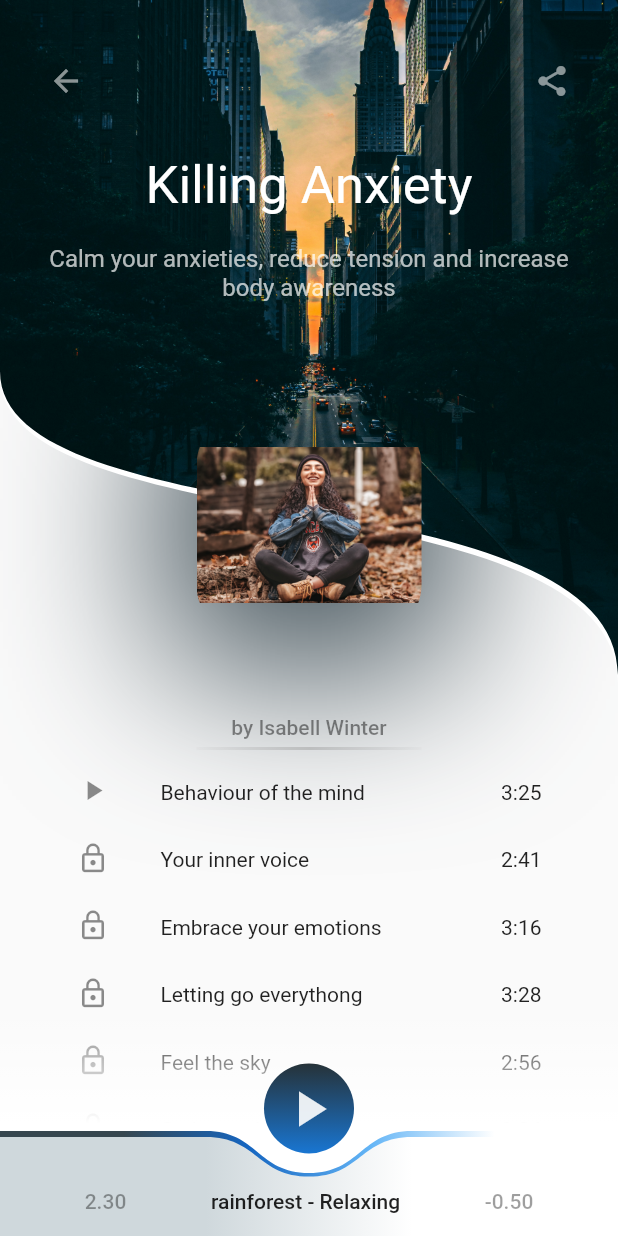
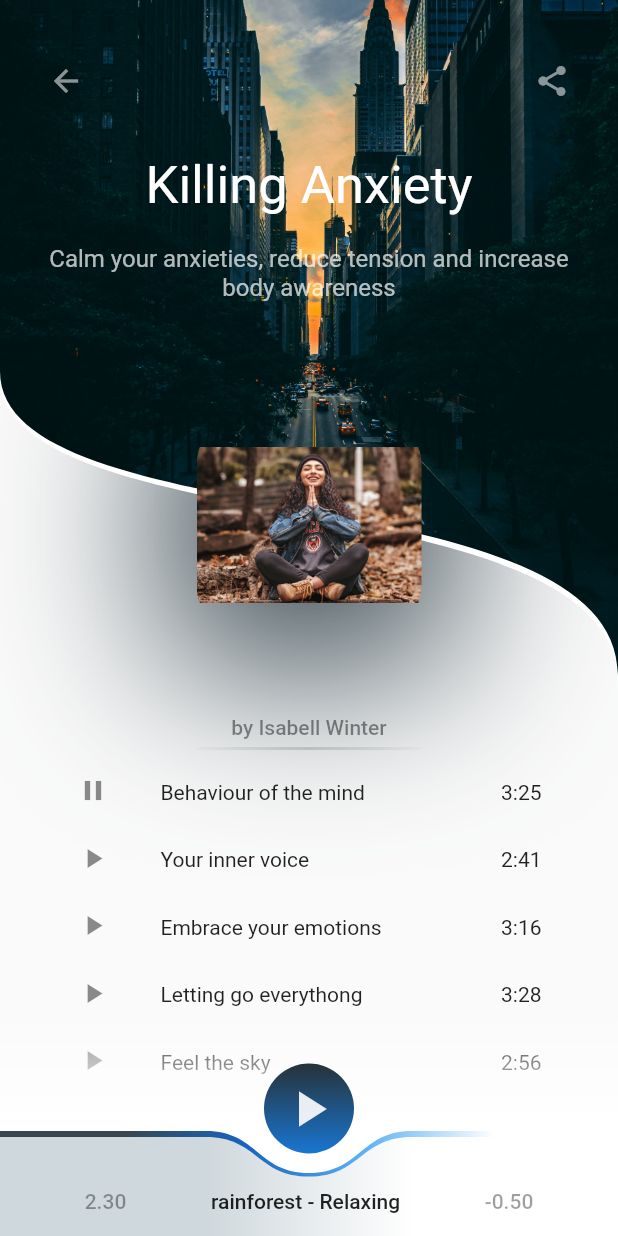
Before and after one commit to stuti1402/CalmU, a Flutter app: the Detail screen opened directly, after a tap on the "play arrow" icon, on a phone screen of 412 x 824 dp. Run offline on Flutter 3.47's test engine with Material 2 defaults, Android fonts, the phone set to English and light mode, and no system bars; our stand-ins replace audioplayers.

Commit message:
Play Buttton

```diff
--- a/lib/deatil.dart
+++ b/lib/deatil.dart
@@ -1,4 +1,10 @@
+import 'package:audioplayers/audioplayers.dart';
 import 'package:flutter/material.dart';
+
+Map audioData = {
+  'url':
+      'https://thegrowingdeveloper.org/files/audios/quiet-time.mp3?b4869097e4'
+};
 
 class Song {
   final String name;
@@ -136,6 +142,9 @@ class CustomBottomBar extends StatelessWidget {
 }
 
 class PlayButton extends StatelessWidget {
+  AudioPlayer audioPlayer = new AudioPlayer();
+  bool playing = false;
+
   @override
   Widget build(BuildContext context) {
     return Positioned(
@@ -156,15 +165,34 @@ class PlayButton extends StatelessWidget {
           ),
         ),
         child: IconButton(
-          onPressed: () {},
+          onPressed: () {
+            getAudio();
+          },
           icon: Icon(
-            Icons.play_arrow,
+            playing == false ? Icons.play_arrow : Icons.pause,
             color: Colors.white.withOpacity(.9),
             size: 40.0,
           ),
         ),
       ),
     );
+  }
+
+  void getAudio() async {
+    var url =
+        "https://thegrowingdeveloper.org/files/audios/quiet-time.mp3?b4869097e4";
+    if (playing) {
+      var res = await audioPlayer.pause();
+      if (res == 1) {
+        playing = false;
+      }
+    } else {
+      var res = await audioPlayer.play(url);
+
+      if (res == 1) {
+        playing = true;
+      }
+    }
   }
 }
 
@@ -188,7 +216,7 @@ class CustomBody extends StatelessWidget {
               itemExtent: 45.0,
               itemBuilder: (context, index) => ListTile(
                 leading: Icon(
-                  index == 0 ? Icons.play_arrow : Icons.lock_outline,
+                  index == 0 ? Icons.pause : Icons.play_arrow,
                   size: 22,
                 ),
                 title: Text(
--- a/pubspec.yaml
+++ b/pubspec.yaml
@@ -23,12 +23,15 @@ environment:
 dependencies:
   flutter:
     sdk: flutter
+  flutter_audio_query: ^0.3.5+6
+  just_audio: ^0.4.4
 
 
   # The following adds the Cupertino Icons font to your application.
   # Use with the CupertinoIcons class for iOS style icons.
   cupertino_icons: ^1.0.0
   simple_animations: ^1.3.3
+  audioplayers: ^0.16.2
 
 dev_dependencies:
   flutter_test:
```
Also changed, not shown: pubspec.lock.
